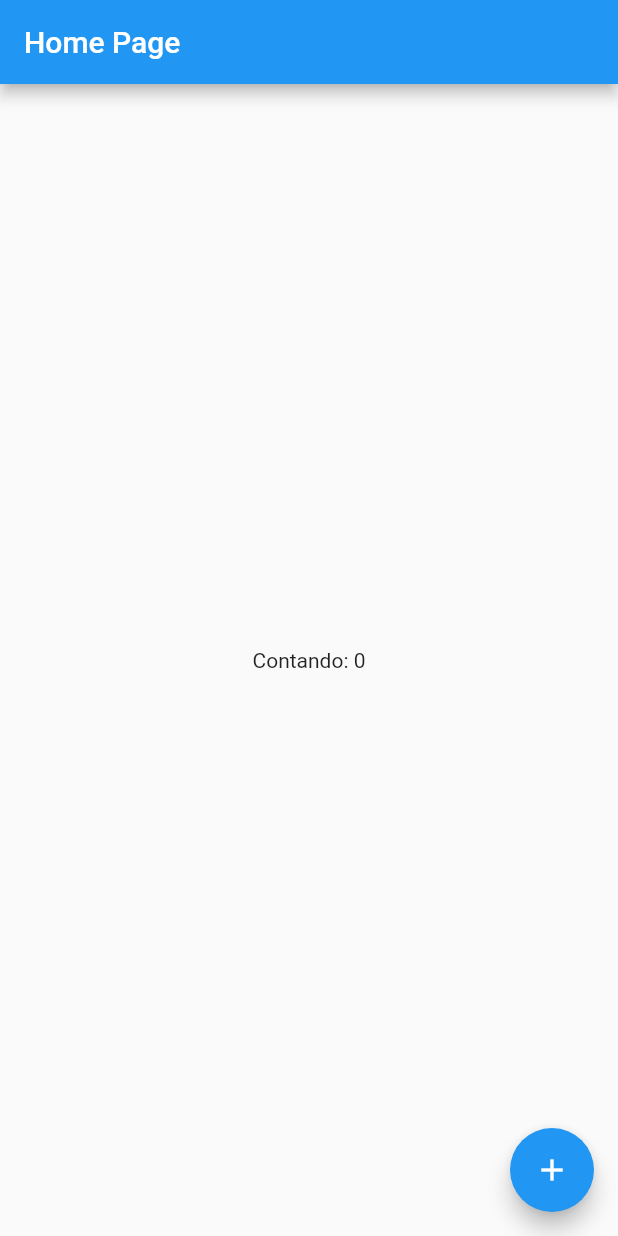
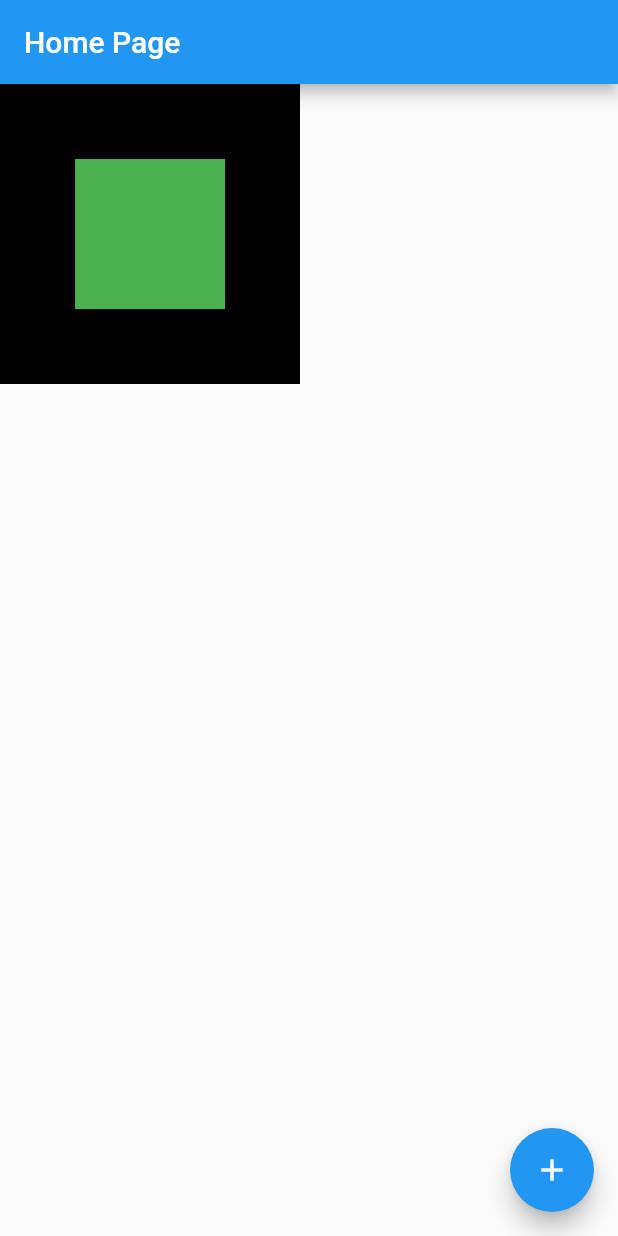
Before and after one commit to vss-2/Flutuando, a Flutter app: the screen it shows after launch, on a phone screen of 412 x 824 dp. Run offline on Flutter 3.47's test engine with Material 2 defaults, Android fonts, the phone set to English and light mode, and no system bars.

Commit message:
Aula 11
Uso de multi render para composição de quadrados no body

```diff
--- a/tutorial/lib/home_page.dart
+++ b/tutorial/lib/home_page.dart
@@ -11,11 +11,16 @@ class HomePageState extends State<HomePage> {
 
   Widget build(BuildContext context){
     return Scaffold(
-        body: Center(
-          child: GestureDetector(
-            child: Text(
-              "Contando: $counter",
-            ),
+        body: Container(
+          height: 200,
+          width: 200,
+          color: Colors.black,
+          child: Center(
+            child: Container(
+              height: 100,
+              width: 100,
+              color: Colors.green,
+            )
           )
         ),
         appBar:
```
Also changed, not shown: 1 other file.
